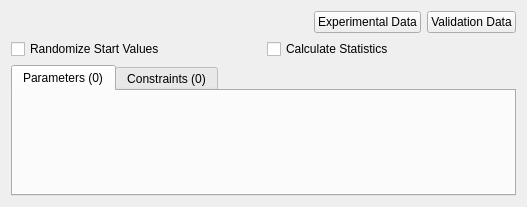
copasi/COPASI, file copasi/UI/CQFittingWidget.ui: the form before one commit.
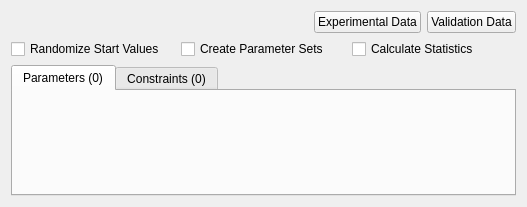
The form after the commit. Custom widgets are drawn as their Qt base class.

Commit message:
- Issue 2053: first version that saves parameter sets for each experiment after a run of a fit
Conflicts:

	copasi/parameterFitting/CFitProblem.cpp

What changed in the file:
```diff
--- a/copasi/UI/CQFittingWidget.ui
+++ b/copasi/UI/CQFittingWidget.ui
@@ -71,6 +71,13 @@
        </property>
       </widget>
      </item>
+     <item>
+      <widget class="QCheckBox" name="mpCreateParameterSets" >
+       <property name="text" >
+        <string>Create Parameter Sets</string>
+       </property>
+      </widget>
+     </item>
      <item>
       <widget class="QCheckBox" name="mpCheckStatistics" >
        <property name="text" >
```
Left out of the diff: 6 changed lines with no effect on the pictures. The commit also changes 4 other files.
